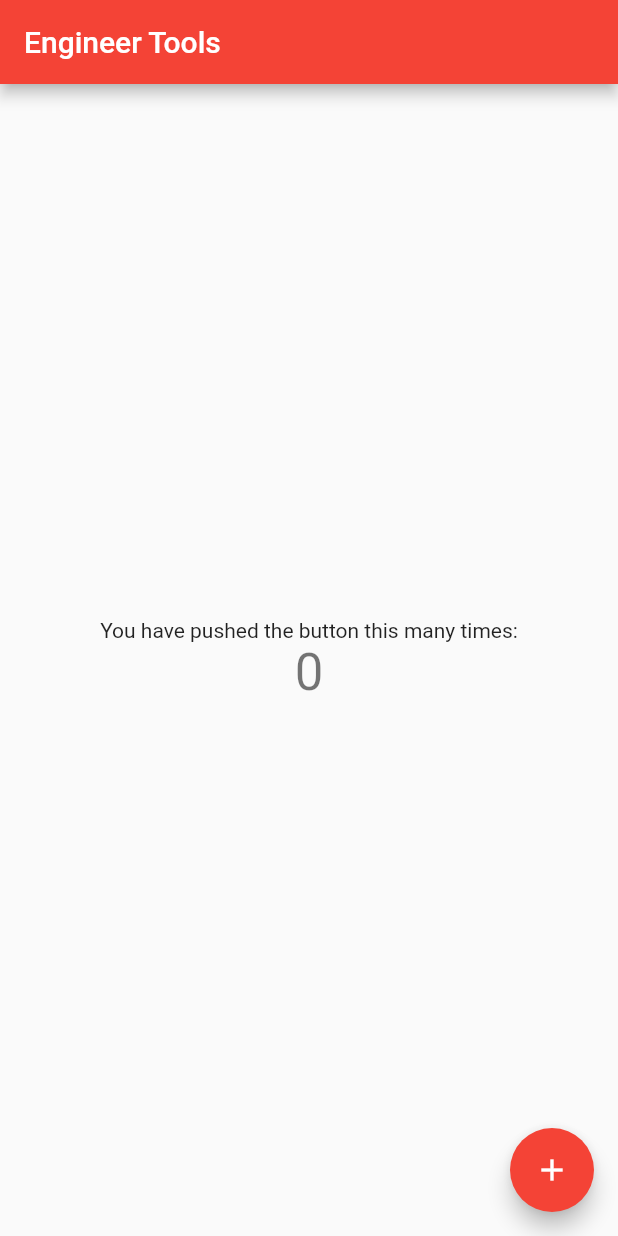
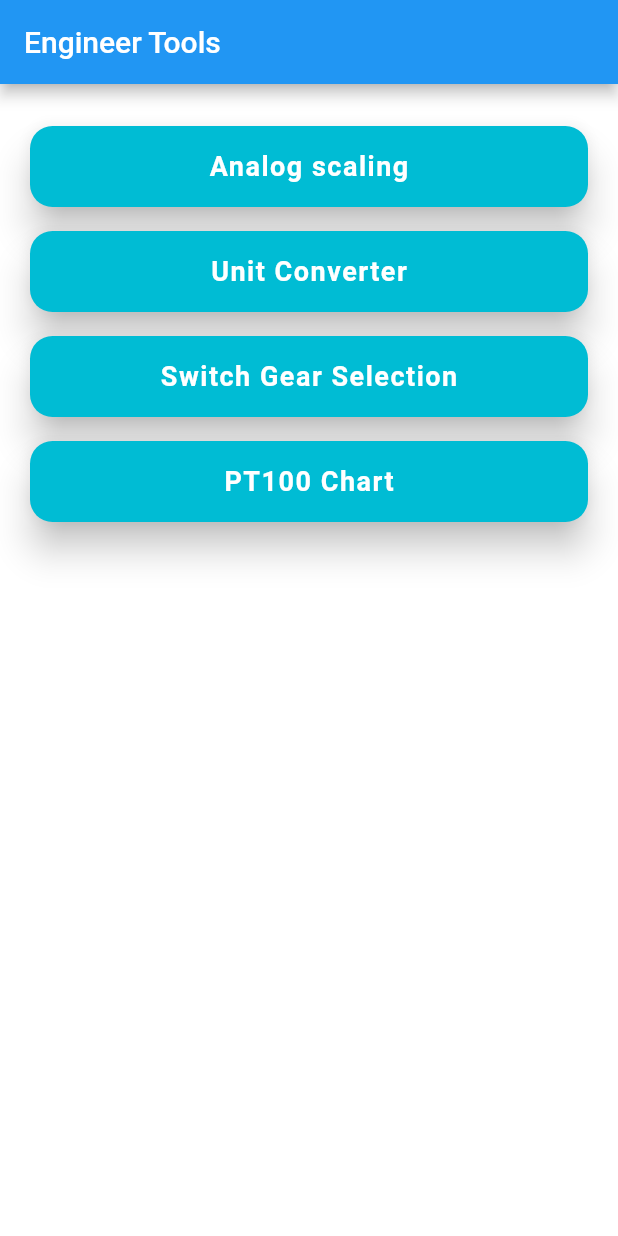
Before and after one commit to govindj6/enggtools, a Flutter app: the screen it shows after launch, on a phone screen of 412 x 824 dp. Run offline on Flutter 3.47's test engine with Material 2 defaults, Android fonts, the phone set to English and light mode, and no system bars.

Commit message:
Created UI for Dashboard screen

```diff
--- /dev/null
+++ b/lib/AnalogScaling.dart
@@ -0,0 +1,34 @@
+import 'package:flutter/cupertino.dart';
+import 'package:flutter/material.dart';
+
+class AnalogScaling extends StatefulWidget {
+  AnalogScaling({Key? key, required this.title}) : super(key: key);
+
+  // This widget is the home page of your application. It is stateful, meaning
+  // that it has a State object (defined below) that contains fields that affect
+  // how it looks.
+
+  // This class is the configuration for the state. It holds the values (in this
+  // case the title) provided by the parent (in this case the App widget) and
+  // used by the build method of the State. Fields in a Widget subclass are
+  // always marked "final".
+
+  final String title;
+
+  @override
+  _AnalogScaling createState() => _AnalogScaling();
+}
+
+class _AnalogScaling extends State<AnalogScaling> {
+  @override
+  Widget build(BuildContext context) {
+    return Scaffold(
+        appBar: AppBar(
+          title: Text(widget.title),
+        ),
+        body: Container(
+          color: Colors.white,
+          padding: EdgeInsets.all(16.0),
+        ));
+  }
+}
--- a/lib/Dashboard.dart
+++ b/lib/Dashboard.dart
@@ -1,3 +1,4 @@
+import 'package:flutter/cupertino.dart';
 import 'package:flutter/material.dart';
 
 class Dashboard extends StatefulWidget {
@@ -19,68 +20,107 @@ class Dashboard extends StatefulWidget {
 }
 
 class _Dashboard extends State<Dashboard> {
-  int _counter = 0;
-
-  void _incrementCounter() {
-    setState(() {
-      // This call to setState tells the Flutter framework that something has
-      // changed in this State, which causes it to rerun the build method below
-      // so that the display can reflect the updated values. If we changed
-      // _counter without calling setState(), then the build method would not be
-      // called again, and so nothing would appear to happen.
-      _counter++;
-    });
-  }
-
   @override
   Widget build(BuildContext context) {
-    // This method is rerun every time setState is called, for instance as done
-    // by the _incrementCounter method above.
-    //
-    // The Flutter framework has been optimized to make rerunning build methods
-    // fast, so that you can just rebuild anything that needs updating rather
-    // than having to individually change instances of widgets.
     return Scaffold(
         appBar: AppBar(
-        // Here we take the value from the MyHomePage object that was created by
-        // the App.build method, and use it to set our appbar title.
           title: Text(widget.title),
         ),
-      body: Center(
-        // Center is a layout widget. It takes a single child and positions it
-        // in the middle of the parent.
+        body: Container(
+          color: Colors.white,
+          padding: EdgeInsets.all(16.0),
           child: Column(
-          // Column is also a layout widget. It takes a list of children and
-          // arranges them vertically. By default, it sizes itself to fit its
-          // children horizontally, and tries to be as tall as its parent.
-          //
-          // Invoke "debug painting" (press "p" in the console, choose the
-          // "Toggle Debug Paint" action from the Flutter Inspector in Android
-          // Studio, or the "Toggle Debug Paint" command in Visual Studio Code)
-          // to see the wireframe for each widget.
-          //
-          // Column has various properties to control how it sizes itself and
-          // how it positions its children. Here we use mainAxisAlignment to
-          // center the children vertically; the main axis here is the vertical
-          // axis because Columns are vertical (the cross axis would be
-          // horizontal).
-          mainAxisAlignment: MainAxisAlignment.center,
-          children: <Widget>[
-            Text(
-              'You have pushed the button this many times:',
+            children: [
+              Container(
+                width: double.infinity,
+                height: 70,
+                padding: EdgeInsets.only(top: 8.0),
+                child: Card(
+                  shape: RoundedRectangleBorder(
+                    borderRadius: BorderRadius.circular(15.0),
                   ),
-            Text(
-              '$_counter',
-              style: Theme.of(context).textTheme.headline4,
+                  color: Colors.cyan,
+                  elevation: 10,
+                  child: Center(
+                    child: Text(
+                      "Analog scaling",
+                      style: TextStyle(
+                          fontSize: 18.0,
+                          fontWeight: FontWeight.bold,
+                          color: Colors.white,
+                          letterSpacing: 1.0),
+                    ),
+                  ),
+                ),
+              ),
+              Container(
+                width: double.infinity,
+                height: 70,
+                padding: EdgeInsets.only(top: 8.0),
+                child: Card(
+                  shape: RoundedRectangleBorder(
+                    borderRadius: BorderRadius.circular(15.0),
+                  ),
+                  color: Colors.cyan,
+                  elevation: 10,
+                  child: Center(
+                    child: Text(
+                      "Unit Converter",
+                      style: TextStyle(
+                          fontSize: 18.0,
+                          fontWeight: FontWeight.bold,
+                          color: Colors.white,
+                          letterSpacing: 1.0),
+                    ),
+                  ),
+                ),
+              ),
+              Container(
+                width: double.infinity,
+                height: 70,
+                padding: EdgeInsets.only(top: 8.0),
+                child: Card(
+                  shape: RoundedRectangleBorder(
+                    borderRadius: BorderRadius.circular(15.0),
+                  ),
+                  color: Colors.cyan,
+                  elevation: 10,
+                  child: Center(
+                    child: Text(
+                      "Switch Gear Selection",
+                      style: TextStyle(
+                          fontSize: 18.0,
+                          fontWeight: FontWeight.bold,
+                          color: Colors.white,
+                          letterSpacing: 1.0),
+                    ),
+                  ),
+                ),
+              ),
+              Container(
+                width: double.infinity,
+                height: 70,
+                padding: EdgeInsets.only(top: 8.0),
+                child: Card(
+                  shape: RoundedRectangleBorder(
+                    borderRadius: BorderRadius.circular(15.0),
+                  ),
+                  color: Colors.cyan,
+                  elevation: 10,
+                  child: Center(
+                    child: Text(
+                      "PT100 Chart",
+                      style: TextStyle(
+                          fontSize: 18.0,
+                          fontWeight: FontWeight.bold,
+                          color: Colors.white,
+                          letterSpacing: 1.0),
+                    ),
+                  ),
+                ),
               ),
             ],
           ),
-      ),
-      floatingActionButton: FloatingActionButton(
-        onPressed: _incrementCounter,
-        tooltip: 'Increment',
-        child: Icon(Icons.add),
-      ), // This trailing comma makes auto-formatting nicer for build methods.
-    );
+        ));
   }
 }
--- a/lib/main.dart
+++ b/lib/main.dart
@@ -11,8 +11,9 @@ class MyApp extends StatelessWidget {
   Widget build(BuildContext context) {
     return MaterialApp(
       title: 'Engineer Tools',
+      debugShowCheckedModeBanner: false,
       theme: ThemeData(
-        primarySwatch: Colors.red,
+        primarySwatch: Colors.blue,
       ),
       home: Dashboard(title: 'Engineer Tools'),
     );
```
Lines whose indentation alone changed are shown as unchanged.
